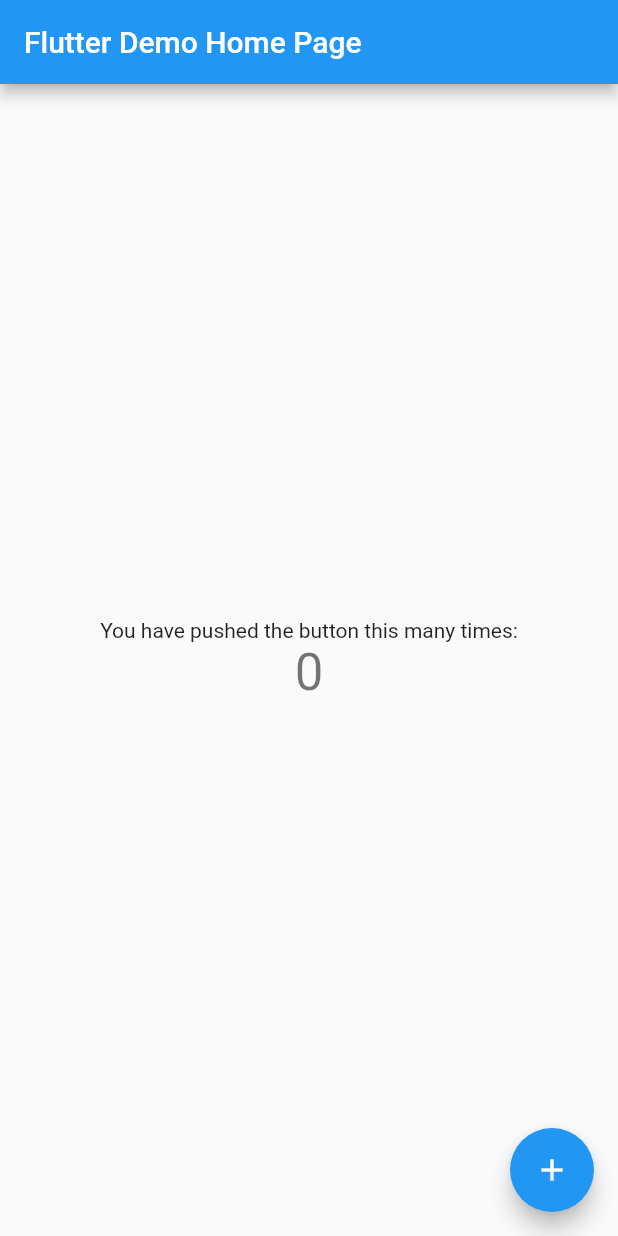
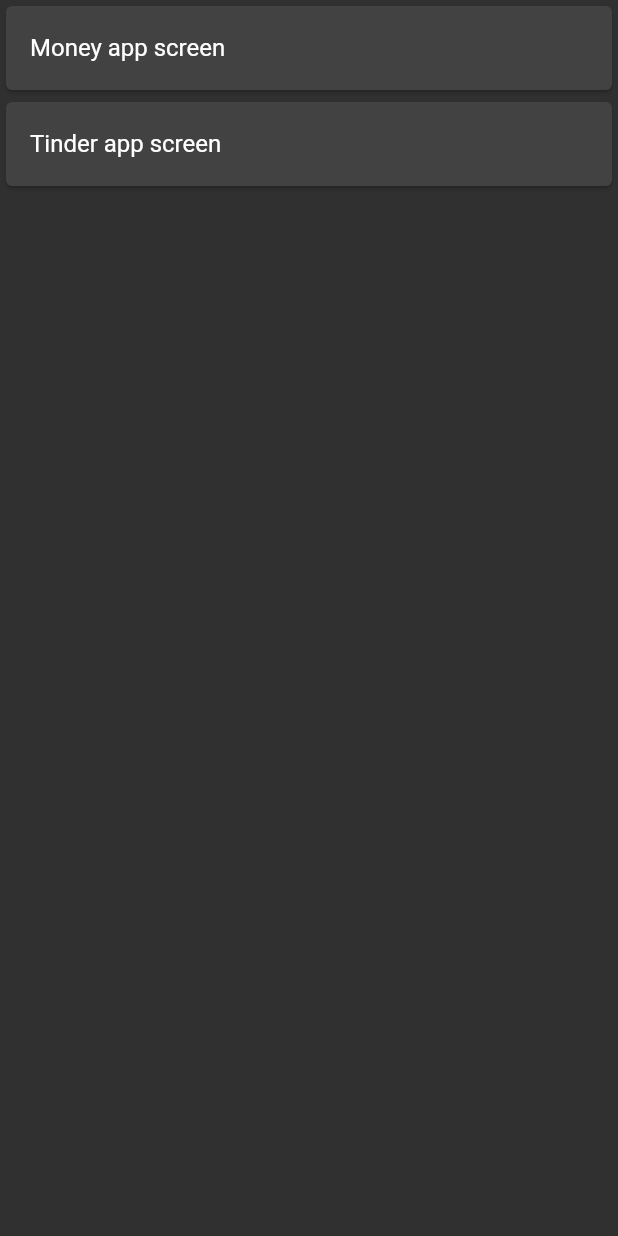
Before and after one commit to renanspvargas/masterclass_flutterando, a Flutter app: the screen it shows after launch, on a phone screen of 412 x 824 dp. Run offline on Flutter 3.47's test engine with Material 2 defaults, Android fonts, the phone set to English and light mode, and no system bars.

```diff
--- a/lib/main.dart
+++ b/lib/main.dart
@@ -1,115 +1,57 @@
 import 'package:flutter/material.dart';
+import 'package:masterclass_flutterando/aulas/aula07_12/money_app.dart';
+import 'package:masterclass_flutterando/aulas/aula07_12/tinder_app.dart';
 
 void main() {
-  runApp(const MyApp());
+  runApp(const HomePage());
 }
 
-class MyApp extends StatelessWidget {
-  const MyApp({Key? key}) : super(key: key);
+class HomePage extends StatelessWidget {
+  const HomePage({Key? key}) : super(key: key);
 
-  // This widget is the root of your application.
   @override
   Widget build(BuildContext context) {
     return MaterialApp(
-      title: 'Flutter Demo',
       theme: ThemeData(
-        // This is the theme of your application.
-        //
-        // Try running your application with "flutter run". You'll see the
-        // application has a blue toolbar. Then, without quitting the app, try
-        // changing the primarySwatch below to Colors.green and then invoke
-        // "hot reload" (press "r" in the console where you ran "flutter run",
-        // or simply save your changes to "hot reload" in a Flutter IDE).
-        // Notice that the counter didn't reset back to zero; the application
-        // is not restarted.
-        primarySwatch: Colors.blue,
+        brightness: Brightness.dark,
       ),
-      home: const MyHomePage(title: 'Flutter Demo Home Page'),
+      home: const ListViewWidget(),
     );
   }
 }
 
-class MyHomePage extends StatefulWidget {
-  const MyHomePage({Key? key, required this.title}) : super(key: key);
-
-  // This widget is the home page of your application. It is stateful, meaning
-  // that it has a State object (defined below) that contains fields that affect
-  // how it looks.
-
-  // This class is the configuration for the state. It holds the values (in this
-  // case the title) provided by the parent (in this case the App widget) and
-  // used by the build method of the State. Fields in a Widget subclass are
-  // always marked "final".
-
-  final String title;
-
-  @override
-  State<MyHomePage> createState() => _MyHomePageState();
-}
-
-class _MyHomePageState extends State<MyHomePage> {
-  int _counter = 0;
-
-  void _incrementCounter() {
-    setState(() {
-      // This call to setState tells the Flutter framework that something has
-      // changed in this State, which causes it to rerun the build method below
-      // so that the display can reflect the updated values. If we changed
-      // _counter without calling setState(), then the build method would not be
-      // called again, and so nothing would appear to happen.
-      _counter++;
-    });
-  }
+class ListViewWidget extends StatelessWidget {
+  const ListViewWidget({Key? key}) : super(key: key);
 
   @override
   Widget build(BuildContext context) {
-    // This method is rerun every time setState is called, for instance as done
-    // by the _incrementCounter method above.
-    //
-    // The Flutter framework has been optimized to make rerunning build methods
-    // fast, so that you can just rebuild anything that needs updating rather
-    // than having to individually change instances of widgets.
-    return Scaffold(
-      appBar: AppBar(
-        // Here we take the value from the MyHomePage object that was created by
-        // the App.build method, and use it to set our appbar title.
-        title: Text(widget.title),
+    return Material(
+      child: ListView(
+        children: [
+          Card(
+            child: ListTile(
+              title: const Text("Money app screen"),
+              onTap: () {
+                Navigator.push(
+                  context,
+                  MaterialPageRoute(builder: (context) => const MoneyApp()),
+                );
+              },
+            ),
+          ),
+          Card(
+            child: ListTile(
+              title: const Text("Tinder app screen"),
+              onTap: () {
+                Navigator.push(
+                  context,
+                  MaterialPageRoute(builder: (context) => const TinderApp()),
+                );
+              },
+            ),
+          ),
+        ],
       ),
-      body: Center(
-        // Center is a layout widget. It takes a single child and positions it
-        // in the middle of the parent.
-        child: Column(
-          // Column is also a layout widget. It takes a list of children and
-          // arranges them vertically. By default, it sizes itself to fit its
-          // children horizontally, and tries to be as tall as its parent.
-          //
-          // Invoke "debug painting" (press "p" in the console, choose the
-          // "Toggle Debug Paint" action from the Flutter Inspector in Android
-          // Studio, or the "Toggle Debug Paint" command in Visual Studio Code)
-          // to see the wireframe for each widget.
-          //
-          // Column has various properties to control how it sizes itself and
-          // how it positions its children. Here we use mainAxisAlignment to
-          // center the children vertically; the main axis here is the vertical
-          // axis because Columns are vertical (the cross axis would be
-          // horizontal).
-          mainAxisAlignment: MainAxisAlignment.center,
-          children: <Widget>[
-            const Text(
-              'You have pushed the button this many times:',
-            ),
-            Text(
-              '$_counter',
-              style: Theme.of(context).textTheme.headline4,
-            ),
-          ],
-        ),
-      ),
-      floatingActionButton: FloatingActionButton(
-        onPressed: _incrementCounter,
-        tooltip: 'Increment',
-        child: const Icon(Icons.add),
-      ), // This trailing comma makes auto-formatting nicer for build methods.
     );
   }
 }
```
Also changed, not shown: lib/aulas/aula07_12/money_app.dart (added, +87 -0 lines), lib/aulas/aula07_12/tinder_app.dart (added, +145 -0 lines), pubspec.yaml (+3 -5 lines), assets/apple.png (added), assets/logo.png (added), 1 other file.
